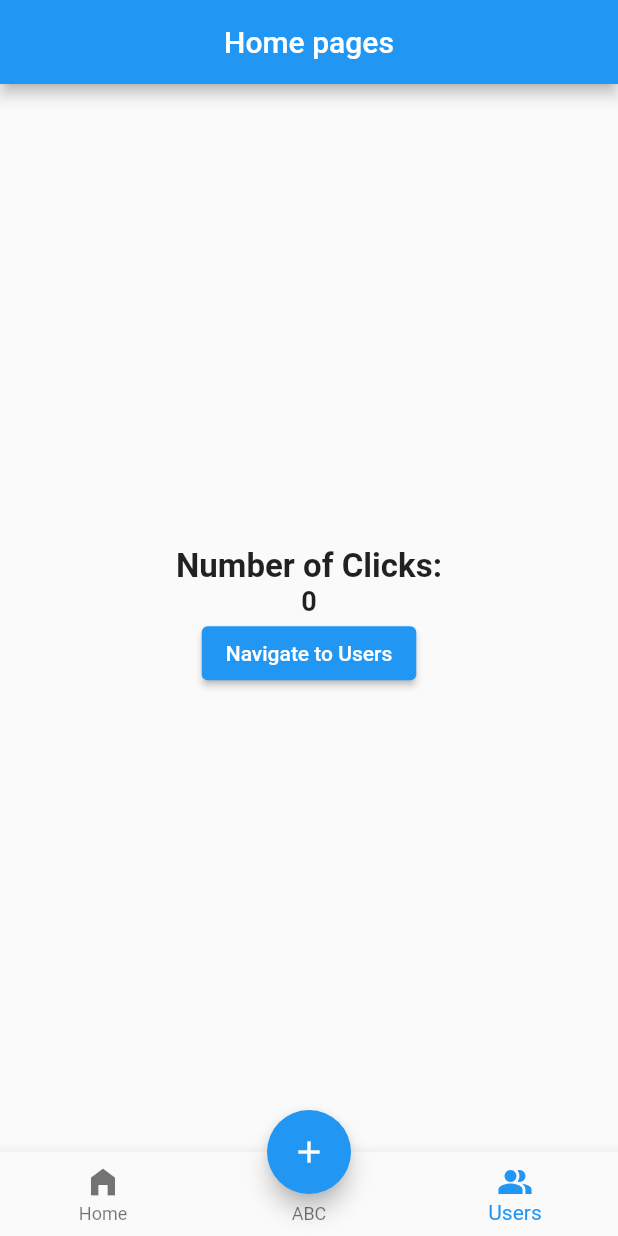
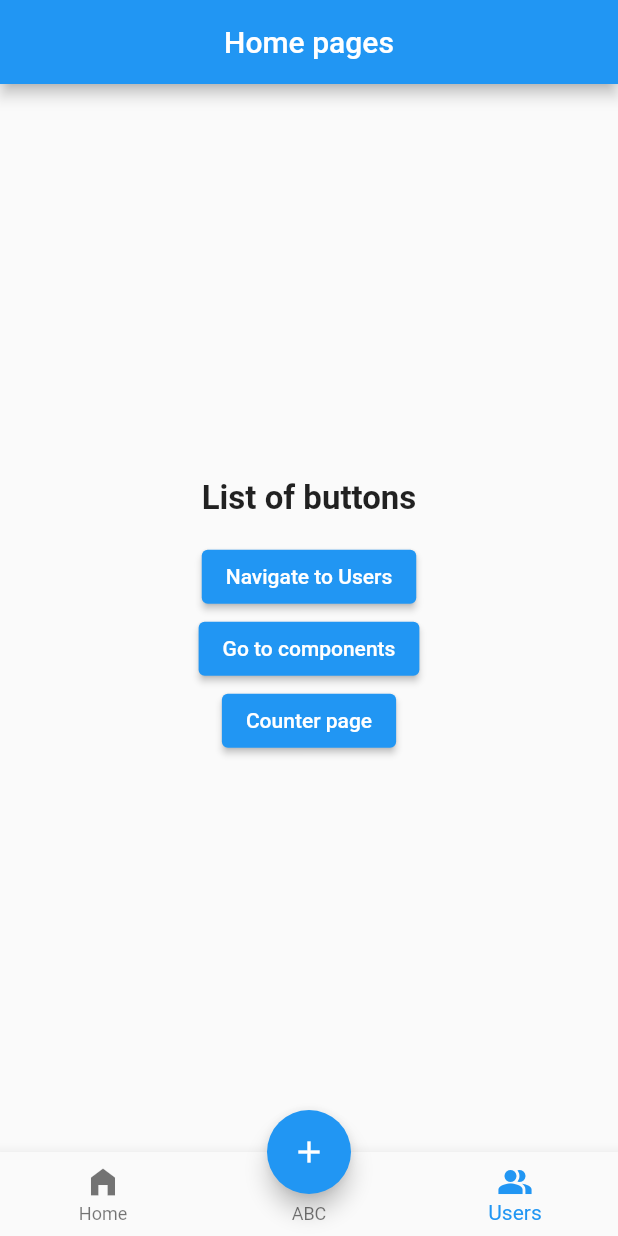
Before and after one commit to armandosalazar/flutter_general, a Flutter app: the screen it shows after launch, on a phone screen of 412 x 824 dp. Run offline on Flutter 3.47's test engine with Material 2 defaults, Android fonts, the phone set to English and light mode, and no system bars.

Commit message:
Add buttons to navigate in home page

```diff
--- a/lib/src/app.dart
+++ b/lib/src/app.dart
@@ -1,4 +1,5 @@
 import 'package:flutter/material.dart';
+import 'package:flutter_general/src/pages/components_page.dart';
 import 'package:flutter_general/src/pages/home_page.dart';
 
 // import 'package:flutter_general/src/pages/count_page.dart';
@@ -8,12 +9,15 @@ class MyApp extends StatelessWidget {
 
   @override
   Widget build(BuildContext context) {
-    return const MaterialApp(
-      title: 'Flutter Demo',
+    return MaterialApp(
+      title: 'Flutter General',
       initialRoute: '/',
-      routes: <String, Widget Function(BuildContext)>{},
+      routes: {
+        '/': (context) => const HomePage(),
+        '/components ': (context) => const ComponentsPage(),
+      },
       debugShowCheckedModeBanner: false,
-      home: HomePage(),
+      // home: const HomePage(),
       // home: CountPage(),
       // home: ComponentsPage()
     );
--- a/lib/src/pages/home_page.dart
+++ b/lib/src/pages/home_page.dart
@@ -1,4 +1,5 @@
 import 'package:flutter/material.dart';
+import 'package:flutter_general/src/pages/counter_page.dart';
 import 'package:http/http.dart' as http;
 
 import 'users_page.dart';
@@ -19,19 +20,29 @@ class HomePage extends StatelessWidget {
         mainAxisAlignment: MainAxisAlignment.center,
         children: <Widget>[
           Text(
-            'Number of Clicks:',
+            'List of buttons',
             style: textStyle,
           ),
-          const Text(
-            '0',
-            style: TextStyle(fontSize: 18, fontWeight: FontWeight.bold),
-          ),
+          const SizedBox(height: 15,),
           ElevatedButton(
               onPressed: () {
                 Navigator.push(context,
                     MaterialPageRoute(builder: (context) => const UsersPage()));
               },
               child: const Text('Navigate to Users')),
+          ElevatedButton(
+              onPressed: () {
+                Navigator.of(context).pushNamed('/components');
+              },
+              child: const Text('Go to components')),
+          ElevatedButton(
+              onPressed: () {
+                Navigator.push(
+                    context,
+                    MaterialPageRoute(
+                        builder: (context) => const CounterPage()));
+              },
+              child: const Text('Counter page'))
         ],
       )),
       floatingActionButton: FloatingActionButton(
@@ -83,3 +94,7 @@ class Service {
 void navigateToUsers(BuildContext context) {
   Navigator.of(context).pushNamed('/users');
 }
+
+void navigateToComponents(BuildContext context) {
+  Navigator.of(context).pushNamed('/components');
+}
```
